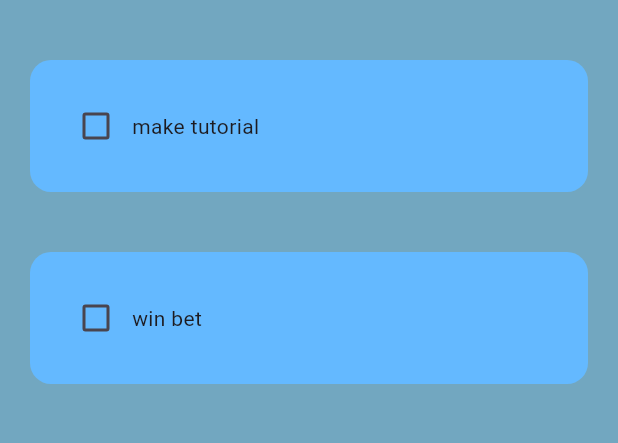
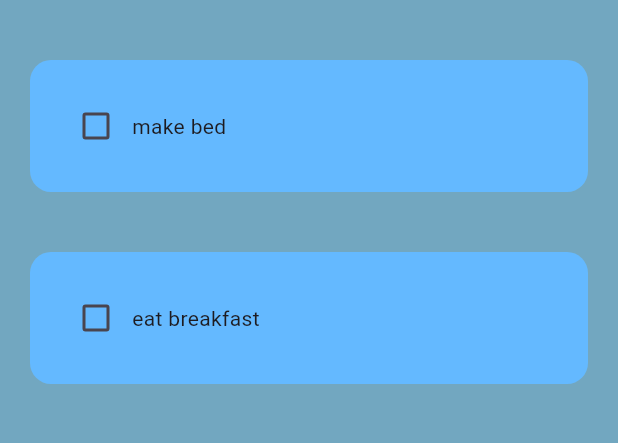
Before and after one commit to MeheretAl/TodoApp, a Flutter app: the screen it shows after launch, on a phone screen of 412 x 824 dp, the part 150-593 px from its top. Run offline on Flutter 3.47's test engine with Material 3 defaults, Android fonts, the phone set to English and light mode, and no system bars; drawn by our look-alikes of flutter_slidable; our stand-ins replace hive, hive_flutter; accounts and stored records are empty.

Commit message:
local data storage feature built

```diff
--- /dev/null
+++ b/lib/database/database.dart
@@ -0,0 +1,25 @@
+import 'package:hive/hive.dart';
+
+class taskDatbase {
+  List todoList = [];
+
+  final _box = Hive.box('databox');
+
+  void initDatabase() {
+    todoList = [
+      ['make bed', false],
+      ['eat breakfast', false]
+    ];
+  }
+
+
+  void loadDatabase() {
+    todoList = _box.get('TODOLIST');
+  }
+
+
+  void updateDatabase() {
+    _box.put('TODOLIST', todoList);
+
+  }
+}
--- a/lib/pages/TaskPage.dart
+++ b/lib/pages/TaskPage.dart
@@ -1,35 +1,47 @@
 import 'package:flutter/material.dart';
+import 'package:hive/hive.dart';
+import 'package:todo_app/database/database.dart';
 import 'package:todo_app/services/tasks_tile.dart';
 import 'package:todo_app/services/confirm.dart';
 
 class TaskPage extends StatefulWidget {
-  TaskPage({super.key} );
+  const TaskPage({super.key} );
 
   @override
   State<TaskPage> createState() => _TaskPageState();
 }
 
 class _TaskPageState extends State<TaskPage> {
+  final _box  = Hive.box('databox');
   final currController = TextEditingController();
 
-  List taskList = [
-    ["make tutorial", false],
-    ["win bet", false]
-  ];
+  taskDatbase db = taskDatbase();
+  @override
+  void initState() {
+
+    if (_box.get("TODOLIST")  == null) {
+      db.initDatabase();
+     } else {
+      db.loadDatabase();
+     }
+    super.initState();
+  }
 
   void checkBoxClicked(bool? value, int index) {
     setState(() {
-      taskList[index][1] = !(taskList[index][1]);
-      TextStyle(decoration: TextDecoration.lineThrough);
+      db.todoList[index][1] = !(db.todoList[index][1]);
+      const TextStyle(decoration: TextDecoration.lineThrough);
     });
+    db.updateDatabase();
   }
 
   void saveTask(){
     setState(() {
-      taskList.add([currController.text , false]);
+      db.todoList.add([currController.text , false]);
     });
     currController.clear();
     Navigator.of(context).pop();
+    db.updateDatabase();
   }
 
 
@@ -43,18 +55,20 @@ class _TaskPageState extends State<TaskPage> {
             onCancel: () => Navigator.of(context).pop(),
           );
         });
+    db.updateDatabase();
   }
 
   void deleteTask(int index){
     setState(() {
-      taskList.removeAt(index);
+      db.todoList.removeAt(index);
     });
+    db.updateDatabase();
   }
 
   @override
   Widget build(BuildContext context) {
     return Scaffold(
-      backgroundColor: Color.fromARGB(255, 114, 167, 192),
+      backgroundColor:const Color.fromARGB(255, 114, 167, 192),
       appBar: AppBar(
         backgroundColor: const Color.fromARGB(31, 172, 153, 153),
         toolbarHeight: 100,
@@ -64,15 +78,15 @@ class _TaskPageState extends State<TaskPage> {
       ),
       floatingActionButton: FloatingActionButton(
         onPressed: createNewTask,
-        child: Icon(Icons.add),
+        child: const Icon(Icons.add),
       ),
       body: ListView.builder(
-        itemCount: taskList.length,
+        itemCount: db.todoList.length,
         itemBuilder: (context, index) {
           return Tasks(
               onChanged: (value) => checkBoxClicked(value, index),
-              taskDone: taskList[index][1],
-              taskName: taskList[index][0],
+              taskDone: db.todoList[index][1],
+              taskName: db.todoList[index][0],
               deleteFunction: (context) => deleteTask(index),);
         },
       ),
```
Also changed, not shown: lib/main.dart (+6 -2 lines).
